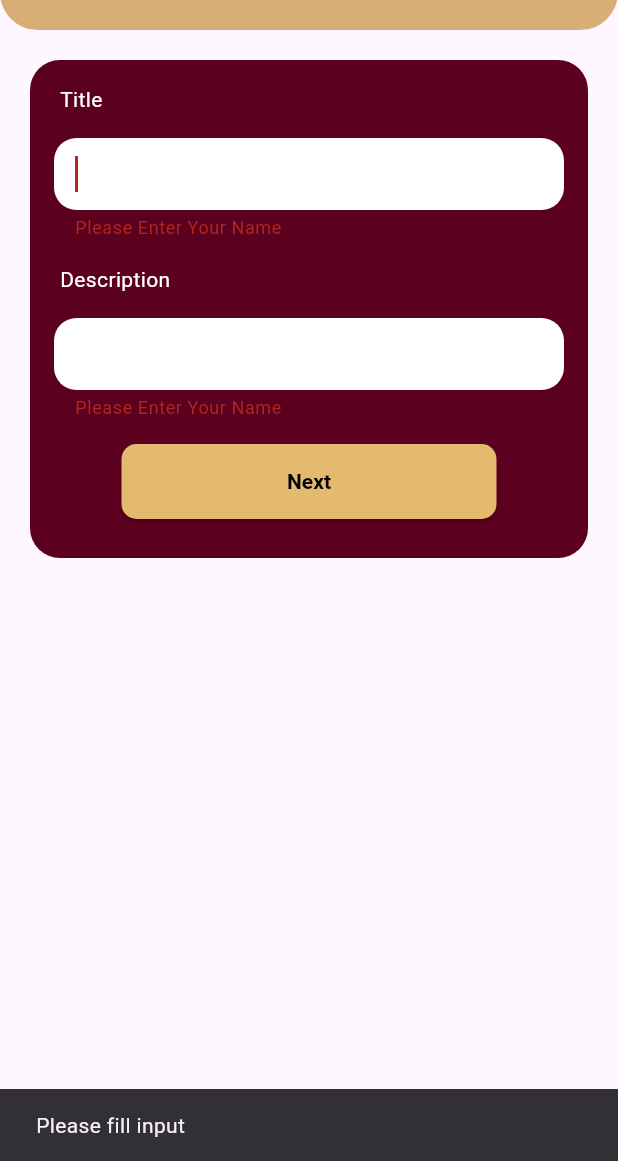
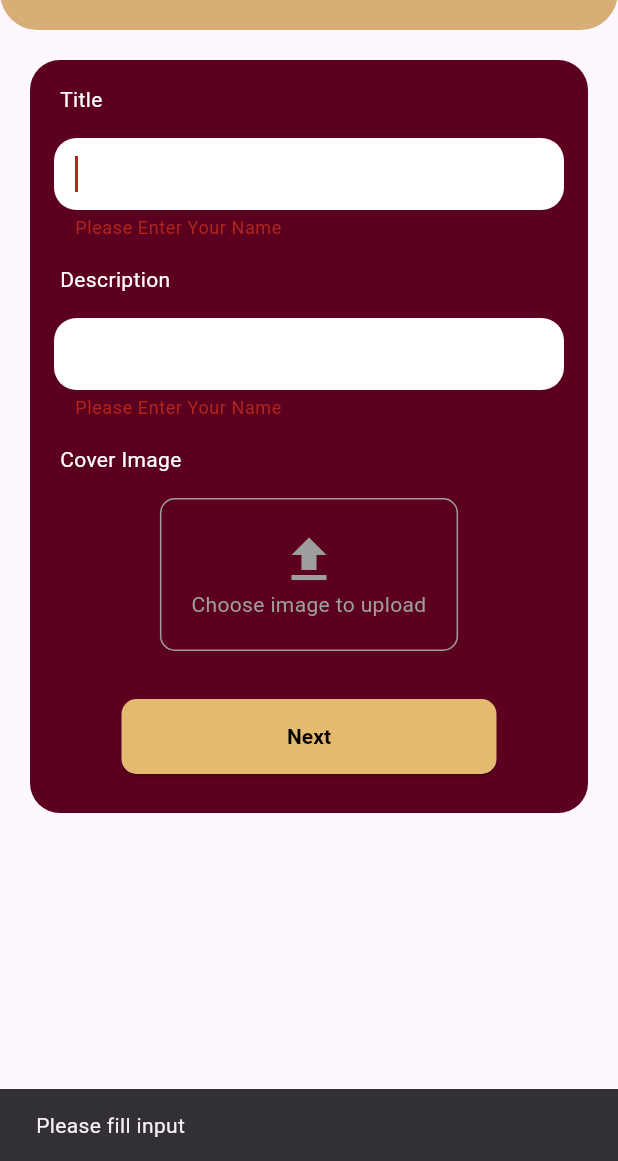
Before and after one commit to itsnamy/gradgigs, a Flutter app: the CreateJob1 screen opened directly, after a tap on "Next", on a phone screen of 412 x 824 dp, the part 75-1236 px from its top. Run offline on Flutter 3.47's test engine with Material 3 defaults, Android fonts, the light colour scheme and no system bars; our stand-ins replace animated_splash_screen, cloud_firestore, firebase_auth, firebase_core, firebase_storage, get and 1 more; missing offline and left inert: flutterflow_ui; accounts and stored records are empty.

Commit message:
Job Upload Image Function
Recruiter can upload images for each job
Need emulator to upload job cover image

```diff
--- a/lib/model/rec_job_model.dart
+++ b/lib/model/rec_job_model.dart
@@ -1,6 +1,7 @@
 import 'package:cloud_firestore/cloud_firestore.dart';
 //import 'package:flutter/src/material/tab_controller.dart';
 import 'package:gradgigs/model/rec_profile_model.dart';
+import 'package:image_picker/image_picker.dart';
 
 class RecruiterJobUploadModel extends RecruiterProfile {
   late String id;
@@ -13,6 +14,8 @@ class RecruiterJobUploadModel extends RecruiterProfile {
   late String jobStart; //start date
   late String jobEnd; //end date
   late String jobUploaderEmail;
+  late XFile? jobCoverImage;
+  late String? jobCoverImageURL;
   int numOfApplicant = 0;
 
   //RecruiterProfile recruiterProfile = RecruiterProfile();
@@ -39,7 +42,8 @@ class RecruiterJobUploadModel extends RecruiterProfile {
       required this.jobStart,
       required this.jobEnd,
       required this.jobUploaderEmail,
-      required this.numOfApplicant});
+      required this.numOfApplicant,
+      required this.jobCoverImageURL});
 
   //-------------------id---------------------//
   String get getJobId => id;
@@ -106,6 +110,20 @@ class RecruiterJobUploadModel extends RecruiterProfile {
 
   int get getNumOfApplicant => numOfApplicant;
 
+  //-------------------jobCoverImage---------------------//
+  set setJobCoverImage(XFile jobCoverImage) {
+    this.jobCoverImage = jobCoverImage;
+  }
+
+  XFile get getJobCoverImage => jobCoverImage!;
+
+  //-------------------jobCoverImage---------------------//
+  set setJobCoverImageURL(String jobCoverImageURL) {
+    this.jobCoverImageURL = jobCoverImageURL;
+  }
+
+  String get getJobCoverImageURL => jobCoverImageURL!;
+
   toJson() {
     return {
       "jobTitle": jobTitle,
@@ -117,6 +135,7 @@ class RecruiterJobUploadModel extends RecruiterProfile {
       "jobEnd": jobEnd,
       "jobUploaderEmail": jobUploaderEmail,
       "numOfApplicant": numOfApplicant,
+      "jobCoverImageURL" : jobCoverImageURL
     };
   }
 
@@ -134,6 +153,7 @@ class RecruiterJobUploadModel extends RecruiterProfile {
       jobEnd: data["jobEnd"],
       jobUploaderEmail: data["jobUploaderEmail"],
       numOfApplicant: data["numOfApplicant"],
+      jobCoverImageURL: data["jobCoverImageURL"]
     );
   }
 }
--- a/lib/view/job/create_job/job_create1.dart
+++ b/lib/view/job/create_job/job_create1.dart
@@ -1,7 +1,10 @@
+import 'dart:io';
+
 import 'package:flutter/material.dart';
 import 'package:gradgigs/model/rec_job_model.dart';
 import 'package:gradgigs/service/auth_validator.dart';
 import 'package:gradgigs/view/job/create_job/job_create2.dart';
+import 'package:image_picker/image_picker.dart';
 
 // ignore_for_file: prefer_const_constructors
 
@@ -16,6 +19,8 @@ class CreateJob1 extends StatefulWidget {
 class _CreateJob1State extends State<CreateJob1> {
 
   final _formkey = GlobalKey<FormState>();
+  final ImagePicker _picker = ImagePicker();
+  XFile? _image;
 
   RecruiterJobUploadModel job = RecruiterJobUploadModel();
 
@@ -23,12 +28,21 @@ class _CreateJob1State extends State<CreateJob1> {
   final TextEditingController titleController = TextEditingController();
   final TextEditingController descriptionController = TextEditingController();
 
+  Future<void> _pickImage() async {
+    final pickedFile = await _picker.pickImage(source: ImageSource.gallery);
+    setState(() {
+      _image = pickedFile;
+    });
+  }
+
   void createJobNextStep() {
     String title = titleController.text;
     String description = descriptionController.text;
 
     job.setJobTitle = title;
     job.setJobDesc = description;
+
+    job.setJobCoverImage = _image!;
 
     job = job;
 
@@ -179,6 +193,47 @@ class _CreateJob1State extends State<CreateJob1> {
                       ],
                     ),
 
+                    //----------------------------IMAGE UPLOAD----------------------------------//
+                    Row(
+                      mainAxisSize: MainAxisSize.max,
+                      children: const [
+                        Padding(
+                          padding: EdgeInsetsDirectional.fromSTEB(20, 16, 16, 0),
+                          child: Text(
+                            'Cover Image',
+                            style: TextStyle(color: Colors.white),
+                          ),
+                        ),
+                      ],
+                    ),
+                    GestureDetector(
+                      onTap: _pickImage,
+                      child: Container(
+                        margin: EdgeInsets.all(16),
+                        padding: EdgeInsets.all(20),
+                        decoration: BoxDecoration(
+                          border: Border.all(color: Colors.grey),
+                          borderRadius: BorderRadius.circular(10),
+                        ),
+                        child: Column(
+                          children: [
+                            Icon(Icons.file_upload, size: 40, color: Colors.grey),
+                            Text('Choose image to upload',
+                                textAlign: TextAlign.center,
+                                style: TextStyle(color: Colors.grey)),
+                            if (_image != null)
+                              Padding(
+                                padding: const EdgeInsets.only(top: 10),
+                                child: Text(
+                                  'Selected file: ${_image!.name}',
+                                  style: TextStyle(color: Colors.white),
+                                ),
+                              ),
+                          ],
+                        ),
+                      ),
+                    ),
+
 
                     //------------------------------BUTTONS---------------------------------//
 
--- a/lib/view/job/view_job/view_job_details.dart
+++ b/lib/view/job/view_job/view_job_details.dart
@@ -11,6 +11,10 @@ class JobDetailsPage extends StatelessWidget {
 
   @override
   Widget build(BuildContext context) {
+    String imageUrl = job.getJobCoverImageURL.isEmpty
+        ? 'https://images.unsplash.com/photo-1508873699372-7aeab60b44ab?q=80&w=2070&auto=format&fit=crop&ixlib=rb-4.0.3&ixid=M3wxMjA3fDB8MHxwaG90by1wYWdlfHx8fGVufDB8fHx8fA%3D%3D'
+        : job.getJobCoverImageURL;
+
     return Scaffold(
       appBar: AppBar(
         title: Text("Job Details"),
@@ -38,7 +42,7 @@ class JobDetailsPage extends StatelessWidget {
                   ),
                   SizedBox(height: 16),
                   Image.network(
-                    "https://images.unsplash.com/photo-1624555130581-1d9cca783bc0?q=80&w=2071&auto=format&fit=crop&ixlib=rb-4.0.3&ixid=M3wxMjA3fDB8MHxwaG90by1wYWdlfHx8fGVufDB8fHx8fA%3D%3D",
+                    imageUrl,
                     height: 200,
                     fit: BoxFit.cover,
                   ),
--- a/pubspec.yaml
+++ b/pubspec.yaml
@@ -41,6 +41,8 @@ dependencies:
   firebase_auth: ^4.19.2
   cloud_firestore: ^4.2.0
   get: ^4.6.6
+  image_picker: ^1.1.1
+  firebase_storage: ^11.7.5
 
 dev_dependencies:
   flutter_test:
```
Also changed, not shown: lib/repository/job_repository.dart (+13 -0 lines), pubspec.lock, 5 other files.
